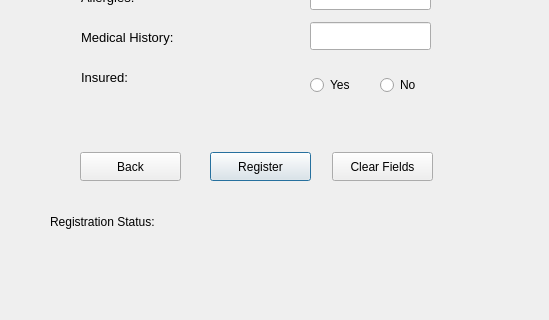
This is userregisterwindow.ui in KirolousFouty/Hospital_Project as Qt 5 draws it before an edit; both pictures show x 0 to 549 and y 408 to 728 of the 549 by 728 pixel window. The edited form follows.
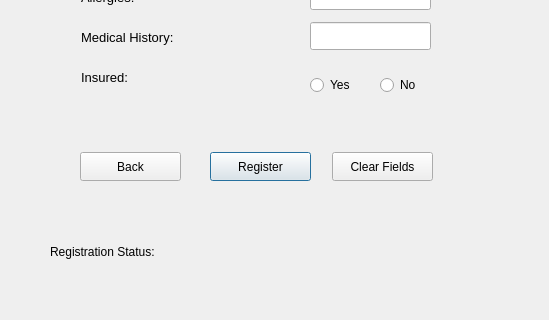
This is the edited form.

Diff of the .ui file:
```diff
--- a/userregisterwindow.ui
+++ b/userregisterwindow.ui
@@ -297,7 +297,7 @@
    <property name="geometry">
     <rect>
      <x>50</x>
-     <y>620</y>
+     <y>650</y>
      <width>431</width>
      <height>20</height>
     </rect>
```
